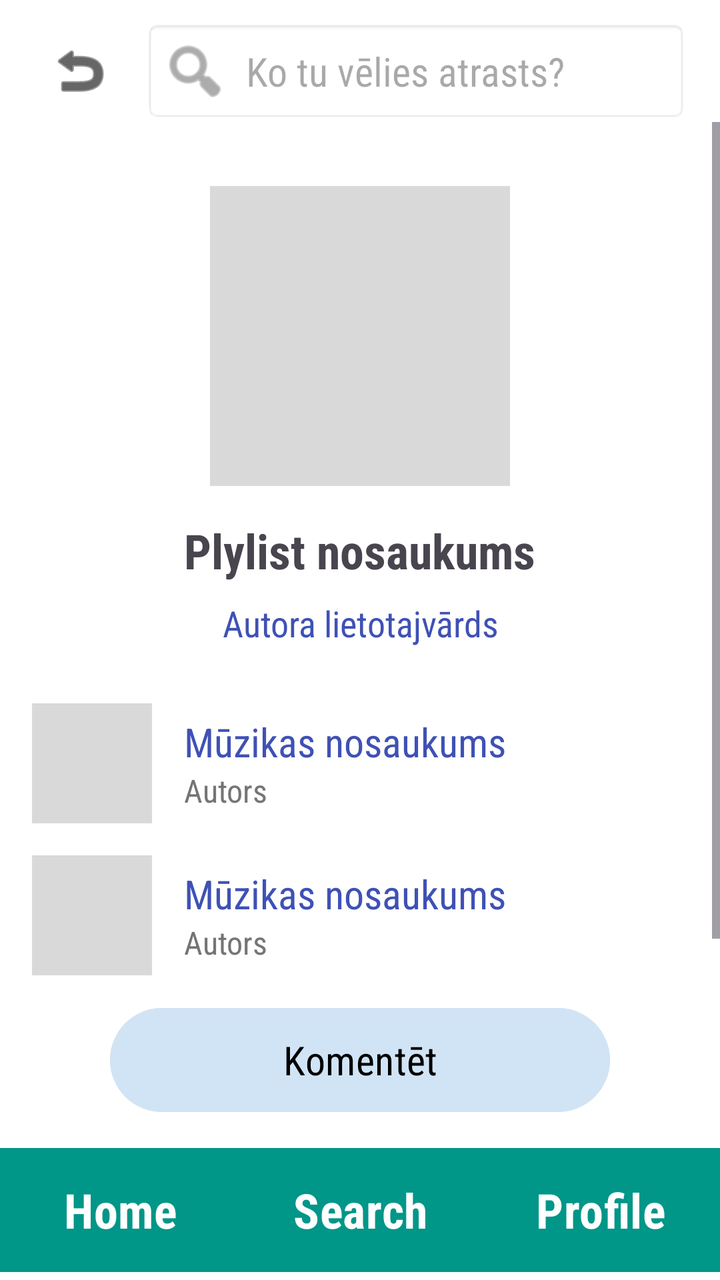
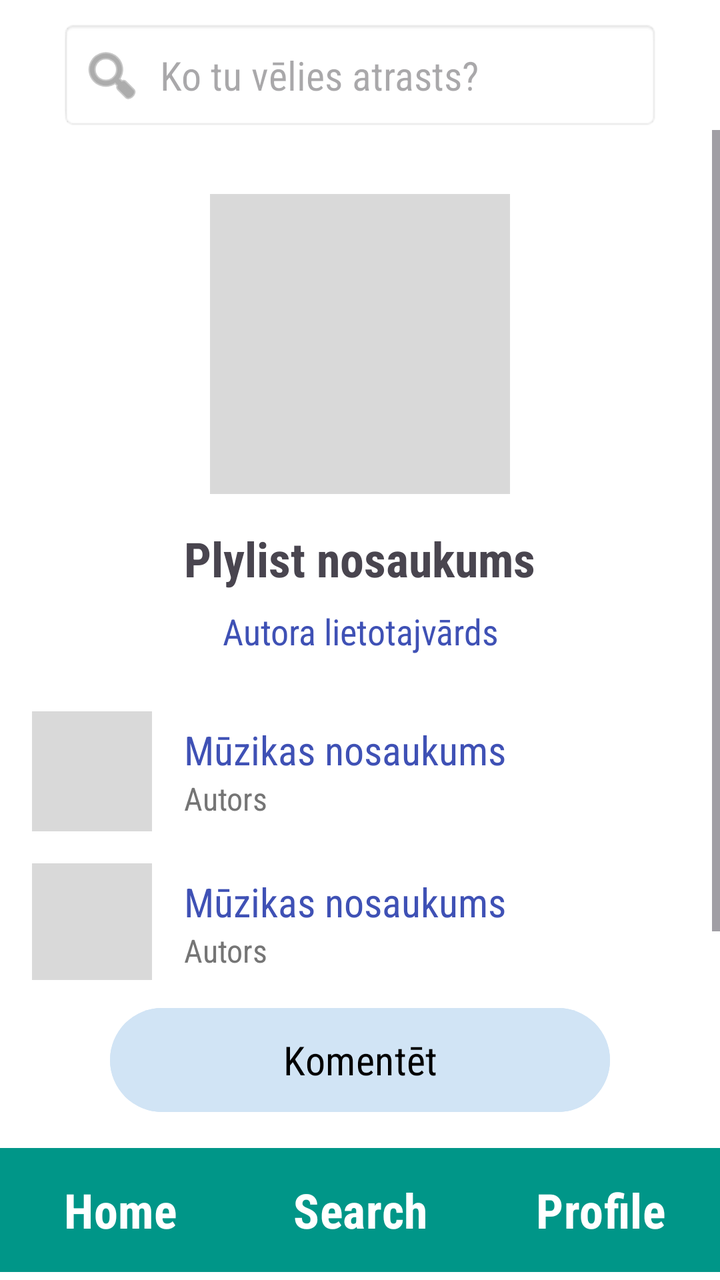

Before-and-after screenshots of an Android layout around one commit, followed by the original layout XML and the change that was made.
<!-- AndroidManifest.xml: application theme Theme.Music -->
<!-- res/layout/playlist_detail_page.xml -->
<?xml version="1.0" encoding="utf-8"?>
<androidx.constraintlayout.widget.ConstraintLayout xmlns:android="http://schemas.android.com/apk/res/android"
    xmlns:app="http://schemas.android.com/apk/res-auto"
    xmlns:tools="http://schemas.android.com/tools"
    android:layout_width="match_parent"
    android:layout_height="match_parent"
    android:background="#FFFFFF"
    android:fitsSystemWindows="true">

    
    <LinearLayout
        android:id="@+id/playlistHeader"
        android:layout_width="match_parent"
        android:layout_height="wrap_content"
        android:layout_marginTop="10dp"
        android:gravity="center_vertical"
        android:orientation="horizontal"
        android:paddingHorizontal="16dp"
        app:layout_constraintEnd_toEndOf="parent"
        app:layout_constraintStart_toStartOf="parent"
        app:layout_constraintTop_toTopOf="parent">

        <ImageButton
            android:id="@+id/playlistBackButton"
            android:layout_width="48dp"
            android:layout_height="48dp"
            android:background="?attr/selectableItemBackgroundBorderless"
            android:importantForAccessibility="no"
            android:src="@android:drawable/ic_menu_revert"
            app:tint="#000000"
            tools:ignore="SpeakableTextPresentCheck" />

        <LinearLayout
            android:id="@+id/playlistSearchBar"
            android:layout_width="0dp"
            android:layout_height="wrap_content"
            android:layout_marginStart="8dp"
            android:layout_weight="1"
            android:background="@android:drawable/editbox_background_normal"
            android:gravity="center_vertical"
            android:orientation="horizontal"
            android:padding="8dp">

            <ImageView
                android:id="@+id/plylistImageSearch"
                android:layout_width="35dp"
                android:layout_height="35dp"
                android:importantForAccessibility="no"
                android:src="@android:drawable/ic_menu_search"
                app:tint="#757575"
                tools:ignore="ImageContrastCheck" />

            <EditText
                android:id="@+id/playlistEditTextSearch"
                android:layout_width="match_parent"
                android:layout_height="wrap_content"
                android:layout_marginStart="8dp"
                android:background="@null"
                android:fontFamily="sans-serif-condensed"
                android:hint="@string/playlist_search_bar"
                android:importantForAutofill="no"
                android:inputType="text"
                android:textSize="20sp"
                tools:ignore="TouchTargetSizeCheck,TextContrastCheck,VisualLintTextFieldSize" />
        </LinearLayout>
    </LinearLayout>

    <ScrollView
        android:id="@+id/playlistScrollView"
        android:layout_width="match_parent"
        android:layout_height="0dp"
        android:layout_marginBottom="10dp"
        app:layout_constraintBottom_toTopOf="@+id/playlistButtonComment"
        app:layout_constraintEnd_toEndOf="parent"
        app:layout_constraintStart_toStartOf="parent"
        app:layout_constraintTop_toBottomOf="@id/playlistHeader">

        <LinearLayout
            android:id="@+id/playlistMainContent"
            android:layout_width="match_parent"
            android:layout_height="wrap_content"
            android:gravity="center_horizontal"
            android:orientation="vertical"
            android:padding="16dp">

            
            <ImageView
                android:id="@+id/playlistImage"
                android:layout_width="150dp"
                android:layout_height="150dp"
                android:layout_marginTop="16dp"
                android:background="#D9D9D9"
                android:importantForAccessibility="no" />

            <TextView
                android:id="@+id/playlistName"
                android:layout_width="wrap_content"
                android:layout_height="wrap_content"
                android:layout_marginTop="16dp"
                android:fontFamily="sans-serif-condensed"
                android:text="@string/playlist_name"
                android:textSize="24sp"
                android:textStyle="bold" />

            <TextView
                android:id="@+id/playlistAuthor"
                android:layout_width="252dp"
                android:layout_height="wrap_content"
                android:layout_marginTop="8dp"
                android:fontFamily="sans-serif-condensed"
                android:text="@string/playlist_author"
                android:textAlignment="center"
                android:textColor="#3F51B5"
                android:textSize="18sp" />

            

            
            <LinearLayout
                android:layout_width="match_parent"
                android:layout_height="wrap_content"
                android:layout_marginTop="20dp"
                android:orientation="horizontal"
                android:paddingVertical="8dp">

                <ImageView
                    android:id="@+id/playlistImagePlaylist1"
                    android:layout_width="60dp"
                    android:layout_height="60dp"
                    android:background="#D9D9D9"
                    android:importantForAccessibility="no" />

                <LinearLayout
                    android:layout_width="match_parent"
                    android:layout_height="wrap_content"
                    android:layout_gravity="center_vertical"
                    android:layout_marginStart="16dp"
                    android:orientation="vertical">

                    <TextView
                        android:id="@+id/playlistMusicName1"
                        android:layout_width="wrap_content"
                        android:layout_height="wrap_content"
                        android:fontFamily="sans-serif-condensed"
                        android:text="@string/playlist_music_name1"
                        android:textColor="#3F51B5"
                        android:textSize="20sp" />

                    <TextView
                        android:id="@+id/playlistMusicAuthor1"
                        android:layout_width="wrap_content"
                        android:layout_height="wrap_content"
                        android:fontFamily="sans-serif-condensed"
                        android:text="@string/playlist_music_author1"
                        android:textColor="#757575"
                        android:textSize="16sp" />
                </LinearLayout>
            </LinearLayout>

            <LinearLayout
                android:layout_width="match_parent"
                android:layout_height="wrap_content"
                android:orientation="horizontal"
                android:paddingVertical="8dp">

                <ImageView
                    android:id="@+id/playlistImagePlaylist2"
                    android:layout_width="60dp"
                    android:layout_height="60dp"
                    android:background="#D9D9D9"
                    android:importantForAccessibility="no" />

                <LinearLayout
                    android:layout_width="match_parent"
                    android:layout_height="wrap_content"
                    android:layout_gravity="center_vertical"
                    android:layout_marginStart="16dp"
                    android:orientation="vertical">

                    <TextView
                        android:id="@+id/playlistMusicName2"
                        android:layout_width="wrap_content"
                        android:layout_height="wrap_content"
                        android:fontFamily="sans-serif-condensed"
                        android:text="@string/playlist_music_name2"
                        android:textColor="#3F51B5"
                        android:textSize="20sp" />

                    <TextView
                        android:id="@+id/playlistMusicAuthor2"
                        android:layout_width="wrap_content"
                        android:layout_height="wrap_content"
                        android:fontFamily="sans-serif-condensed"
                        android:text="@string/playlist_music_author2"
                        android:textColor="#757575"
                        android:textSize="16sp" />
                </LinearLayout>
            </LinearLayout>

        </LinearLayout>
    </ScrollView>

    
    <Button
        android:id="@+id/playlistButtonComment"
        android:layout_width="250dp"
        android:layout_height="60dp"
        android:layout_marginBottom="10dp"
        android:backgroundTint="#D1E4F5"
        android:fontFamily="sans-serif-condensed"
        android:text="@string/playlist_button_comment"
        android:textColor="#000000"
        android:textSize="20sp"
        app:layout_constraintBottom_toTopOf="@+id/playlistNavigationBottom"
        app:layout_constraintEnd_toEndOf="parent"
        app:layout_constraintStart_toStartOf="parent"
        tools:ignore="VisualLintButtonSize" />

    
    <LinearLayout
        android:id="@+id/playlistNavigationBottom"
        android:layout_width="match_parent"
        android:layout_height="70dp"
        android:orientation="horizontal"
        android:weightSum="3"
        app:layout_constraintBottom_toBottomOf="parent"
        app:layout_constraintEnd_toEndOf="parent"
        app:layout_constraintStart_toStartOf="parent">

        <Button
            android:id="@+id/playlistButtonHome"
            android:layout_width="0dp"
            android:layout_height="match_parent"
            android:layout_weight="1"
            android:backgroundTint="#009688"
            android:fontFamily="sans-serif-condensed"
            android:text="@string/playlist_button_home"
            android:textSize="24sp"
            android:textStyle="bold"
            app:cornerRadius="0dp"
            tools:ignore="ButtonStyle,VisualLintButtonSize" />

        <Button
            android:id="@+id/playlistButtonSearch"
            android:layout_width="0dp"
            android:layout_height="match_parent"
            android:layout_weight="1"
            android:backgroundTint="#009688"
            android:fontFamily="sans-serif-condensed"
            android:text="@string/playlist_button_search"
            android:textSize="24sp"
            android:textStyle="bold"
            app:cornerRadius="0dp"
            tools:ignore="ButtonStyle,VisualLintButtonSize" />

        <Button
            android:id="@+id/playlistButtonProfile"
            android:layout_width="0dp"
            android:layout_height="match_parent"
            android:layout_weight="1"
            android:backgroundTint="#009688"
            android:fontFamily="sans-serif-condensed"
            android:text="@string/playlist_button_profile"
            android:textSize="24sp"
            android:textStyle="bold"
            app:cornerRadius="0dp"
            tools:ignore="ButtonStyle,VisualLintButtonSize" />

    </LinearLayout>

</androidx.constraintlayout.widget.ConstraintLayout>
<!-- resources referenced by this layout -->
<resources>
  <string name="playlist_author">Autora lietotajvārds</string>
  <string name="playlist_button_comment">Komentēt</string>
  <string name="playlist_button_home">Home</string>
  <string name="playlist_button_profile">Profile</string>
  <string name="playlist_button_search">Search</string>
  <string name="playlist_music_author1">Autors</string>
  <string name="playlist_music_author2">Autors</string>
  <string name="playlist_music_name1">Mūzikas nosaukums</string>
  <string name="playlist_music_name2">Mūzikas nosaukums</string>
  <string name="playlist_name">Plylist nosaukums</string>
  <string name="playlist_search_bar">Ko tu vēlies atrasts?</string>
  <style name="Theme.Music" parent="Base.Theme.Music" />
  <style name="Base.Theme.Music" parent="Theme.Material3.DayNight.NoActionBar">
          
          
      </style>
</resources>

<!-- the commit's change to res/layout/playlist_detail_page.xml (unified diff, before → after) -->
@@ -15,35 +15,24 @@
         android:layout_marginTop="10dp"
         android:gravity="center_vertical"
         android:orientation="horizontal"
-        android:paddingHorizontal="16dp"
+        android:paddingHorizontal="30dp"
         app:layout_constraintEnd_toEndOf="parent"
         app:layout_constraintStart_toStartOf="parent"
         app:layout_constraintTop_toTopOf="parent">
 
-        <ImageButton
-            android:id="@+id/playlistBackButton"
-            android:layout_width="48dp"
-            android:layout_height="48dp"
-            android:background="?attr/selectableItemBackgroundBorderless"
-            android:importantForAccessibility="no"
-            android:src="@android:drawable/ic_menu_revert"
-            app:tint="#000000"
-            tools:ignore="SpeakableTextPresentCheck" />
-
         <LinearLayout
             android:id="@+id/playlistSearchBar"
             android:layout_width="0dp"
             android:layout_height="wrap_content"
-            android:layout_marginStart="8dp"
             android:layout_weight="1"
             android:background="@android:drawable/editbox_background_normal"
             android:gravity="center_vertical"
             android:orientation="horizontal"
-            android:padding="8dp">
+            android:padding="10dp">
 
             <ImageView
                 android:id="@+id/plylistImageSearch"
-                android:layout_width="35dp"
+                android:layout_width="wrap_content"
                 android:layout_height="35dp"
                 android:importantForAccessibility="no"
                 android:src="@android:drawable/ic_menu_search"
